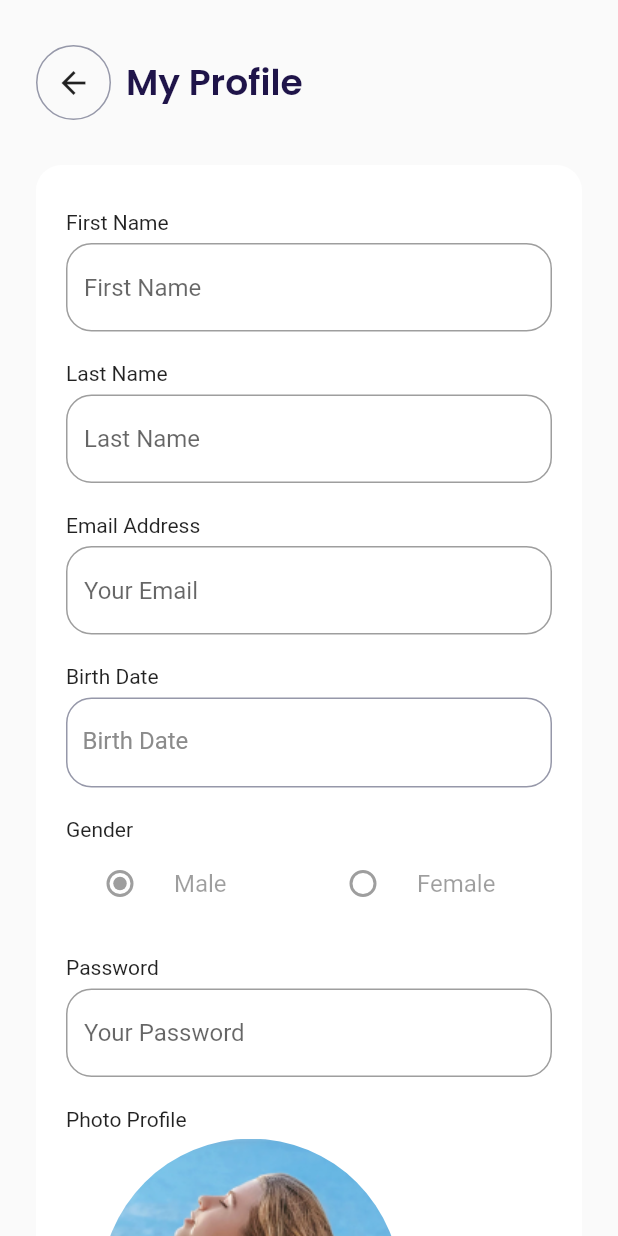
After one commit to aluth313/agenda-luthfi-flutter, a Flutter app: the ProfilePage screen opened by its route, on a phone screen of 412 x 824 dp. The commit adds this screen. Run offline on Flutter 3.47's test engine with Material 2 defaults, Android fonts, the phone set to English and light mode, and no system bars; our stand-ins replace bloc, file_picker, flutter_bloc, flutter_datetime_picker, flutter_slidable, google_fonts and 1 more.

Commit message:
done profile page

```diff
--- /dev/null
+++ b/lib/bloc/gender_bloc.dart
@@ -0,0 +1,14 @@
+import 'package:bloc/bloc.dart';
+import 'package:meta/meta.dart';
+
+part 'gender_event.dart';
+part 'gender_state.dart';
+
+class GenderBloc extends Bloc<GenderEvent, GenderState> {
+  GenderBloc() : super(GenderInitial()) {
+    on<IsChangeGender>((event, emit) {
+      final gender = event.gender;
+      emit(GenderChanged(gender));
+    });
+  }
+}
--- /dev/null
+++ b/lib/bloc/gender_event.dart
@@ -0,0 +1,10 @@
+part of 'gender_bloc.dart';
+
+@immutable
+abstract class GenderEvent {}
+
+class IsChangeGender extends GenderEvent {
+  final String gender;
+
+  IsChangeGender(this.gender);
+}
--- /dev/null
+++ b/lib/bloc/gender_state.dart
@@ -0,0 +1,15 @@
+part of 'gender_bloc.dart';
+
+@immutable
+abstract class GenderState {}
+
+class GenderInitial extends GenderState {}
+
+class GenderChanged extends GenderState {
+  final String gender;
+
+  GenderChanged(this.gender);
+
+  @override
+  List<Object> get props => [gender];
+}
--- a/lib/main.dart
+++ b/lib/main.dart
@@ -1,9 +1,11 @@
 import 'package:agenda_luthfi/bloc/date_time_agenda_bloc.dart';
+import 'package:agenda_luthfi/bloc/gender_bloc.dart';
 import 'package:agenda_luthfi/bloc/reminder_bloc.dart';
 import 'package:agenda_luthfi/bloc/switch_agenda_bloc.dart';
 import 'package:agenda_luthfi/bloc/upload_file_bloc.dart';
 import 'package:agenda_luthfi/ui/pages/create_agenda_page.dart';
 import 'package:agenda_luthfi/ui/pages/home_page.dart';
+import 'package:agenda_luthfi/ui/pages/profile_page.dart';
 import 'package:agenda_luthfi/ui/pages/signin_page.dart';
 import 'package:flutter/material.dart';
 import 'package:flutter_bloc/flutter_bloc.dart';
@@ -31,6 +33,9 @@ class MyApp extends StatelessWidget {
         BlocProvider(
           create: (_) => UploadFileBloc(),
         ),
+        BlocProvider(
+          create: (_) => GenderBloc(),
+        ),
       ],
       child: MaterialApp(
         debugShowCheckedModeBanner: false,
@@ -39,6 +44,7 @@ class MyApp extends StatelessWidget {
           '/sign-in': (context) => SignInPage(),
           '/home': (context) => HomePage(),
           '/create-agenda': (context) => CreateAgendaPage(),
+          '/profile': (context) => ProfilePage(),
         },
       ),
     );
--- /dev/null
+++ b/lib/ui/pages/profile_page.dart
@@ -0,0 +1,348 @@
+import 'dart:io';
+
+import 'package:agenda_luthfi/bloc/date_time_agenda_bloc.dart';
+import 'package:agenda_luthfi/bloc/gender_bloc.dart';
+import 'package:agenda_luthfi/bloc/switch_agenda_bloc.dart';
+import 'package:agenda_luthfi/bloc/upload_file_bloc.dart';
+import 'package:agenda_luthfi/ui/widgets/custom_button.dart';
+import 'package:agenda_luthfi/ui/widgets/custom_text_form_field.dart';
+import 'package:agenda_luthfi/ui/widgets/date_time_form_field.dart';
+import 'package:file_picker/file_picker.dart';
+import 'package:flutter/material.dart';
+// import 'package:flutter_airplane/cubit/auth_cubit.dart';
+import 'package:flutter_bloc/flutter_bloc.dart';
+import 'package:flutter_datetime_picker/flutter_datetime_picker.dart';
+import '../../shared/theme.dart';
+
+class ProfilePage extends StatefulWidget {
+  ProfilePage({Key? key}) : super(key: key);
+
+  @override
+  State<ProfilePage> createState() => _ProfilePageState();
+}
+
+class _ProfilePageState extends State<ProfilePage> {
+  final TextEditingController emailController = TextEditingController(text: '');
+
+  final TextEditingController passwordController =
+      TextEditingController(text: '');
+
+  @override
+  void initState() {
+    super.initState();
+    context.read<DateTimeAgendaBloc>().add(DateTimeInit());
+    context.read<GenderBloc>().add(IsChangeGender('male'));
+    context.read<UploadFileBloc>().add(UploadFileInit());
+    context.read<SwitchAgendaBloc>().add(IsActivate(false));
+  }
+
+  @override
+  Widget build(BuildContext context) {
+    Widget title() {
+      return Container(
+        margin: EdgeInsets.only(top: 30.0),
+        child: Row(
+          children: [
+            InkWell(
+              onTap: () => Navigator.pop(context),
+              child: Container(
+                width: 50,
+                height: 50,
+                margin: const EdgeInsets.only(
+                  right: 10,
+                ),
+                decoration: BoxDecoration(
+                  shape: BoxShape.circle,
+                  border: Border.all(
+                    color: kGreyColor,
+                  ),
+                ),
+                child: const Icon(Icons.arrow_back_outlined),
+              ),
+            ),
+            Expanded(
+              child: Text(
+                'My Profile',
+                style:
+                    blackTextStyle.copyWith(fontSize: 24, fontWeight: semiBold),
+              ),
+            ),
+          ],
+        ),
+      );
+    }
+
+    Widget inputSection() {
+      Widget firstNameInput() {
+        return BlocBuilder<SwitchAgendaBloc, SwitchAgendaState>(
+          builder: (context, state) {
+            return CustomTextFormField(
+                controller: emailController,
+                title: 'First Name',
+                readOnly: state is IsActive ? false : true,
+                hintText: 'First Name');
+          },
+        );
+      }
+
+      Widget lastNameInput() {
+        return BlocBuilder<SwitchAgendaBloc, SwitchAgendaState>(
+          builder: (context, state) {
+            return CustomTextFormField(
+                controller: emailController,
+                title: 'Last Name',
+                readOnly: state is IsActive ? false : true,
+                hintText: 'Last Name');
+          },
+        );
+      }
+
+      Widget emailInput() {
+        return BlocBuilder<SwitchAgendaBloc, SwitchAgendaState>(
+          builder: (context, state) {
+            return CustomTextFormField(
+                controller: emailController,
+                title: 'Email Address',
+                readOnly: state is IsActive ? false : true,
+                hintText: 'Your Email');
+          },
+        );
+      }
+
+      Widget birthDateInput() {
+        return BlocBuilder<SwitchAgendaBloc, SwitchAgendaState>(
+          builder: (contextSwitch, stateSwitch) {
+            return BlocBuilder<DateTimeAgendaBloc, DateTimeAgendaState>(
+              builder: (context, state) {
+                return DateTimeFormField(
+                  title: 'Birth Date',
+                  hintText: state is DateTimeAgendaChanged
+                      ? convertDate(
+                          state.dateTime.toIso8601String(), 'yyyy-MM-dd')
+                      : 'Birth Date',
+                  onTap: () {
+                    if (stateSwitch is IsActive) {
+                      DatePicker.showDatePicker(context, showTitleActions: true,
+                          onConfirm: (date) {
+                        context.read<DateTimeAgendaBloc>().add(IsChange(date));
+                      }, currentTime: DateTime.now());
+                    }
+                  },
+                );
+              },
+            );
+          },
+        );
+      }
+
+      Widget passwordInput() {
+        return BlocBuilder<SwitchAgendaBloc, SwitchAgendaState>(
+          builder: (context, state) {
+            return CustomTextFormField(
+              controller: passwordController,
+              title: 'Password',
+              hintText: 'Your Password',
+              readOnly: state is IsActive ? false : true,
+              obsecure: true,
+            );
+          },
+        );
+      }
+
+      Widget photoInput() {
+        return Container(
+          margin: EdgeInsets.only(bottom: 20),
+          child: BlocBuilder<GenderBloc, GenderState>(
+            builder: (context, state) {
+              return Column(
+                crossAxisAlignment: CrossAxisAlignment.start,
+                children: [
+                  Text('Photo Profile'),
+                  SizedBox(
+                    height: 5,
+                  ),
+                  Row(
+                    children: [
+                      BlocBuilder<UploadFileBloc, UploadFileState>(
+                        builder: (context, state) {
+                          return Expanded(
+                            child: state is UploadFileChanged
+                                ? Container(
+                                    height: 200,
+                                    decoration: BoxDecoration(
+                                        shape: BoxShape.circle,
+                                        image: DecorationImage(
+                                            image:
+                                                FileImage(File(state.path)))),
+                                  )
+                                : Container(
+                                    height: 200,
+                                    decoration: BoxDecoration(
+                                        shape: BoxShape.circle,
+                                        image: DecorationImage(
+                                            image: AssetImage(state
+                                                    is UploadFileChanged
+                                                ? state.path
+                                                : 'assets/image_profile.png'))),
+                                  ),
+                          );
+                        },
+                      ),
+                      BlocBuilder<SwitchAgendaBloc, SwitchAgendaState>(
+                        builder: (context, state) {
+                          return Container(
+                            height: 55,
+                            margin: EdgeInsets.only(
+                              left: 5,
+                            ),
+                            child: TextButton(
+                              onPressed: () async {
+                                if (state is IsActive) {
+                                  FilePickerResult? result =
+                                      await FilePicker.platform.pickFiles();
+
+                                  if (result != null) {
+                                    File file = File(result.files.single.path!);
+                                    print(result.files.single.path);
+                                    context.read<UploadFileBloc>().add(
+                                        IsChangeAttachment(
+                                            result.files.single.path!));
+                                  } else {
+                                    // User canceled the picker
+                                  }
+                                }
+                              },
+                              child: Text(
+                                'Change\nPhoto',
+                                textAlign: TextAlign.center,
+                                style:
+                                    whiteTextStyle.copyWith(fontWeight: medium),
+                              ),
+                              style: TextButton.styleFrom(
+                                  backgroundColor: state is IsActive
+                                      ? kPrimaryColor
+                                      : kGreyColor,
+                                  shape: RoundedRectangleBorder(
+                                      borderRadius: BorderRadius.circular(
+                                          defaultRadius))),
+                            ),
+                          );
+                        },
+                      ),
+                    ],
+                  ),
+                ],
+              );
+            },
+          ),
+        );
+      }
+
+      Widget genderInput() {
+        return Container(
+          margin: EdgeInsets.only(bottom: 20),
+          child: BlocBuilder<SwitchAgendaBloc, SwitchAgendaState>(
+            builder: (contextSwitch, stateSwitch) {
+              return BlocBuilder<GenderBloc, GenderState>(
+                builder: (context, state) {
+                  return Column(
+                    crossAxisAlignment: CrossAxisAlignment.start,
+                    children: [
+                      Text('Gender'),
+                      Row(
+                        children: [
+                          Expanded(
+                            child: RadioListTile(
+                              title: Text('Male'),
+                              value: 'male',
+                              groupValue: state is GenderChanged
+                                  ? state.gender
+                                  : 'male',
+                              activeColor: kPrimaryColor,
+                              onChanged: stateSwitch is IsNotActive
+                                  ? null
+                                  : (value) {
+                                      context.read<GenderBloc>().add(
+                                          IsChangeGender(value.toString()));
+                                    },
+                            ),
+                          ),
+                          Expanded(
+                            child: RadioListTile(
+                              title: Text('Female'),
+                              value: 'female',
+                              groupValue: state is GenderChanged
+                                  ? state.gender
+                                  : 'male',
+                              activeColor: kPrimaryColor,
+                              onChanged: stateSwitch is IsNotActive
+                                  ? null
+                                  : (value) {
+                                      context.read<GenderBloc>().add(
+                                          IsChangeGender(value.toString()));
+                                    },
+                            ),
+                          ),
+                        ],
+                      ),
+                    ],
+                  );
+                },
+              );
+            },
+          ),
+        );
+      }
+
+      Widget submitButton() {
+        return BlocBuilder<SwitchAgendaBloc, SwitchAgendaState>(
+          builder: (context, state) {
+            return CustomButtom(
+              title: state is IsActive ? 'Update' : 'Edit',
+              onPressed: () {
+                state is IsActive
+                    ? context.read<SwitchAgendaBloc>().add(IsActivate(false))
+                    : context.read<SwitchAgendaBloc>().add(IsActivate(true));
+                ;
+              },
+              colorButton: state is IsActive ? kPrimaryColor : kGreenColor,
+            );
+          },
+        );
+      }
+
+      return Container(
+        margin: EdgeInsets.only(top: 30.0),
+        padding: EdgeInsets.symmetric(horizontal: 20, vertical: 30),
+        decoration: BoxDecoration(
+            color: kWhiteColor,
+            borderRadius: BorderRadius.circular(defaultRadius)),
+        child: Column(
+          children: [
+            firstNameInput(),
+            lastNameInput(),
+            emailInput(),
+            birthDateInput(),
+            genderInput(),
+            passwordInput(),
+            photoInput(),
+            submitButton(),
+          ],
+        ),
+      );
+    }
+
+    return Scaffold(
+      backgroundColor: kBackgroundColor,
+      body: SafeArea(
+        child: ListView(
+          padding: EdgeInsets.symmetric(horizontal: defaultMargin),
+          children: [
+            title(),
+            inputSection(),
+          ],
+        ),
+      ),
+    );
+  }
+}
--- a/lib/ui/widgets/custom_button.dart
+++ b/lib/ui/widgets/custom_button.dart
@@ -6,11 +6,13 @@ class CustomButtom extends StatelessWidget {
   final double width;
   final Function() onPressed;
   final EdgeInsets margin;
+  final Color? colorButton;
 
   const CustomButtom(
       {Key? key,
       required this.title,
       this.width = double.infinity,
+      this.colorButton,
       required this.onPressed,
       this.margin = EdgeInsets.zero})
       : super(key: key);
@@ -28,7 +30,7 @@ class CustomButtom extends StatelessWidget {
           style: whiteTextStyle.copyWith(fontSize: 18, fontWeight: medium),
         ),
         style: TextButton.styleFrom(
-            backgroundColor: kPrimaryColor,
+            backgroundColor: colorButton ?? kPrimaryColor,
             shape: RoundedRectangleBorder(
                 borderRadius: BorderRadius.circular(defaultRadius))),
       ),
--- a/lib/ui/widgets/custom_text_form_field.dart
+++ b/lib/ui/widgets/custom_text_form_field.dart
@@ -5,15 +5,17 @@ class CustomTextFormField extends StatelessWidget {
   final String title;
   final String hintText;
   final bool obsecure;
+  final bool readOnly;
   final TextEditingController controller;
 
-  const CustomTextFormField(
-      {Key? key,
-      required this.title,
-      required this.hintText,
-      required this.controller,
-      this.obsecure = false})
-      : super(key: key);
+  const CustomTextFormField({
+    Key? key,
+    required this.title,
+    required this.hintText,
+    required this.controller,
+    this.obsecure = false,
+    this.readOnly = false,
+  }) : super(key: key);
 
   @override
   Widget build(BuildContext context) {
@@ -30,6 +32,7 @@ class CustomTextFormField extends StatelessWidget {
             obscureText: obsecure,
             cursorColor: kBlackColor,
             controller: controller,
+            readOnly: readOnly,
             decoration: InputDecoration(
                 hintText: hintText,
                 border: OutlineInputBorder(
--- /dev/null
+++ b/lib/ui/widgets/date_time_form_field.dart
@@ -0,0 +1,72 @@
+import 'package:agenda_luthfi/shared/theme.dart';
+import 'package:flutter/material.dart';
+
+class DateTimeFormField extends StatelessWidget {
+  final String title;
+  final String hintText;
+  final VoidCallback onTap;
+  const DateTimeFormField({
+    super.key,
+    required this.title,
+    required this.hintText,
+    required this.onTap,
+  });
+
+  @override
+  Widget build(BuildContext context) {
+    return Container(
+      margin: EdgeInsets.only(
+        bottom: 20,
+      ),
+      child: Column(
+        crossAxisAlignment: CrossAxisAlignment.start,
+        children: [
+          Text(title),
+          SizedBox(
+            height: 6,
+          ),
+          InkWell(
+            onTap: onTap,
+            child: Container(
+              width: double.infinity,
+              height: 60,
+              padding: EdgeInsets.only(
+                left: 10,
+                right: 10,
+                top: 18,
+              ),
+              decoration: BoxDecoration(
+                borderRadius: BorderRadius.circular(defaultRadius),
+                border: Border.all(
+                  color: kGreyColor,
+                ),
+              ),
+              child: Text(
+                hintText,
+                style: TextStyle(
+                  color: kGreyTextColor,
+                  fontSize: 16,
+                ),
+              ),
+
+              // BlocBuilder<DateTimeAgendaBloc, DateTimeAgendaState>(
+              //   builder: (context, state) {
+              //     return Text(
+              //       state is DateTimeAgendaChanged
+              //           ? convertDate(state.dateTime.toIso8601String(),
+              //               'yyyy-MM-dd hh:mm')
+              //           : 'Date & Time',
+              //       style: TextStyle(
+              //         color: kGreyTextColor,
+              //         fontSize: 16,
+              //       ),
+              //     );
+              //   },
+              // ),
+            ),
+          ),
+        ],
+      ),
+    );
+  }
+}
```
Also changed, not shown: lib/ui/pages/home_page.dart (+56 -2 lines), lib/ui/widgets/agenda_card.dart (deleted, +0 -95 lines), lib/ui/widgets/agenda_tile.dart (+21 -0 lines).
